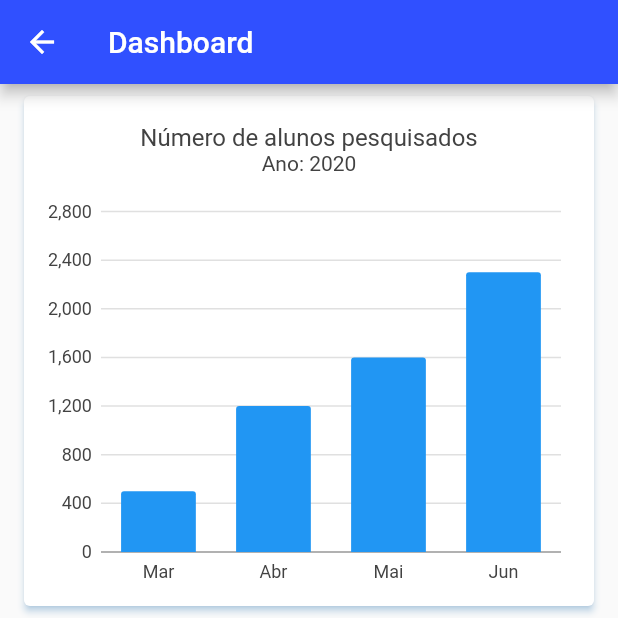
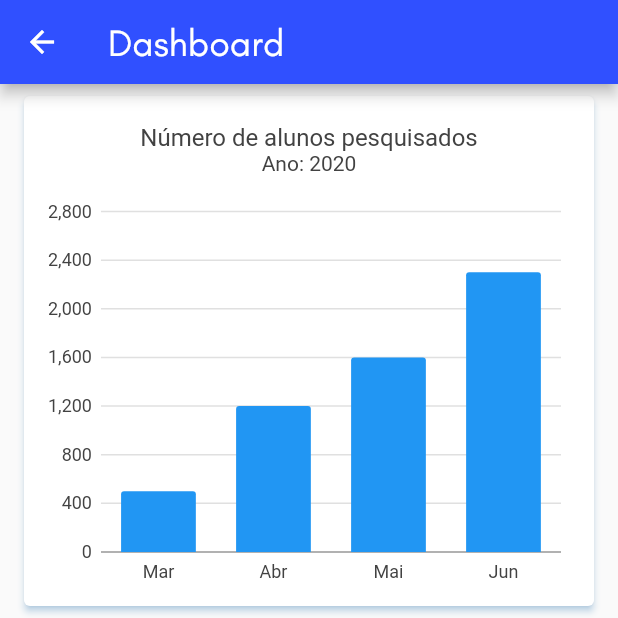
Before and after one commit to UFRPE-ODG/Pr-totipo, a Flutter app: the DashboardPage screen opened directly, on a phone screen of 412 x 824 dp, the top half of it. Run offline on Flutter 3.47's test engine with Material 2 defaults, Android fonts, the phone set to English and light mode, and no system bars; our stand-ins replace charts_flutter, progress_dialog, simple_animations, splashscreen, sqflite; missing offline and left inert: commons, google_maps_flutter_heatmap; accounts and stored records are empty.

Commit message:
Ajuste appbar e listagem

```diff
--- a/lib/App/Destinos/charts_screens/dashboardPage.dart
+++ b/lib/App/Destinos/charts_screens/dashboardPage.dart
@@ -26,12 +26,20 @@ Material cardDisplay(Widget chart) {
 }
 
 class DashboardPage extends StatelessWidget {
+
+  TextStyle style = TextStyle(fontFamily: "Glacial Indifference", fontSize: 20.0);
+
+
   @override
   Widget build(BuildContext context) {
     return Scaffold(
       appBar: AppBar(
         backgroundColor: Color(0xFF3050FF) ,
-        title: Text("Dashboard"),
+        title: Text("Dashboard",
+          style: style.copyWith(
+            fontSize: 25.0,
+          ),
+        ),
       ),
       body: StaggeredGridView.count(
         crossAxisCount: 2,
```
